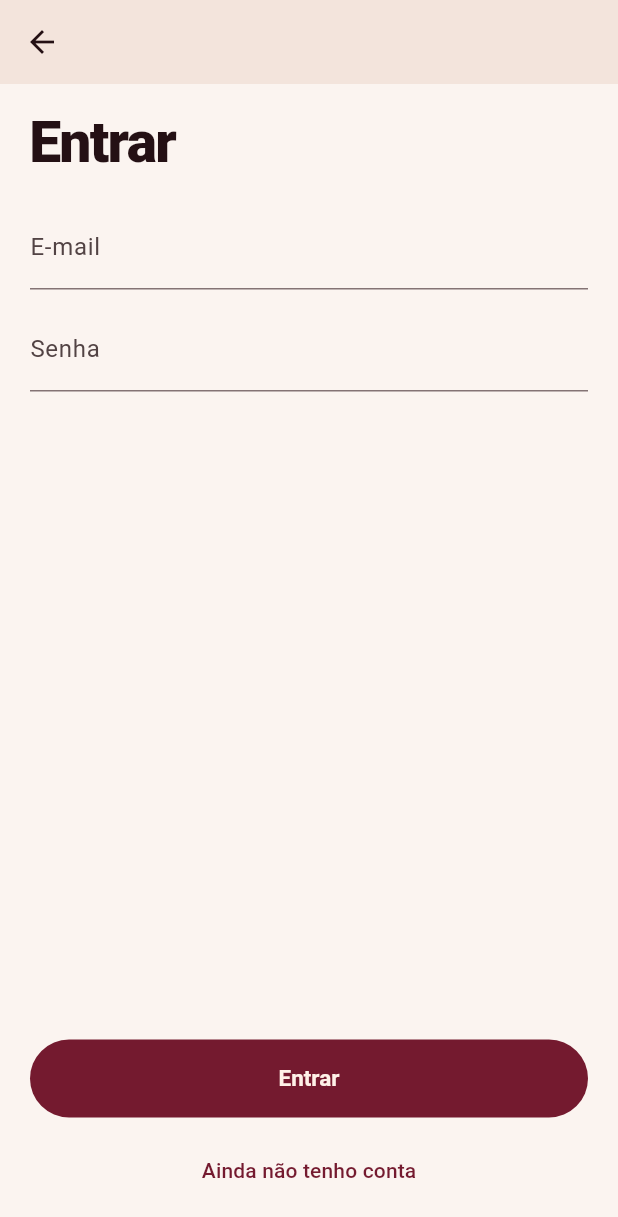
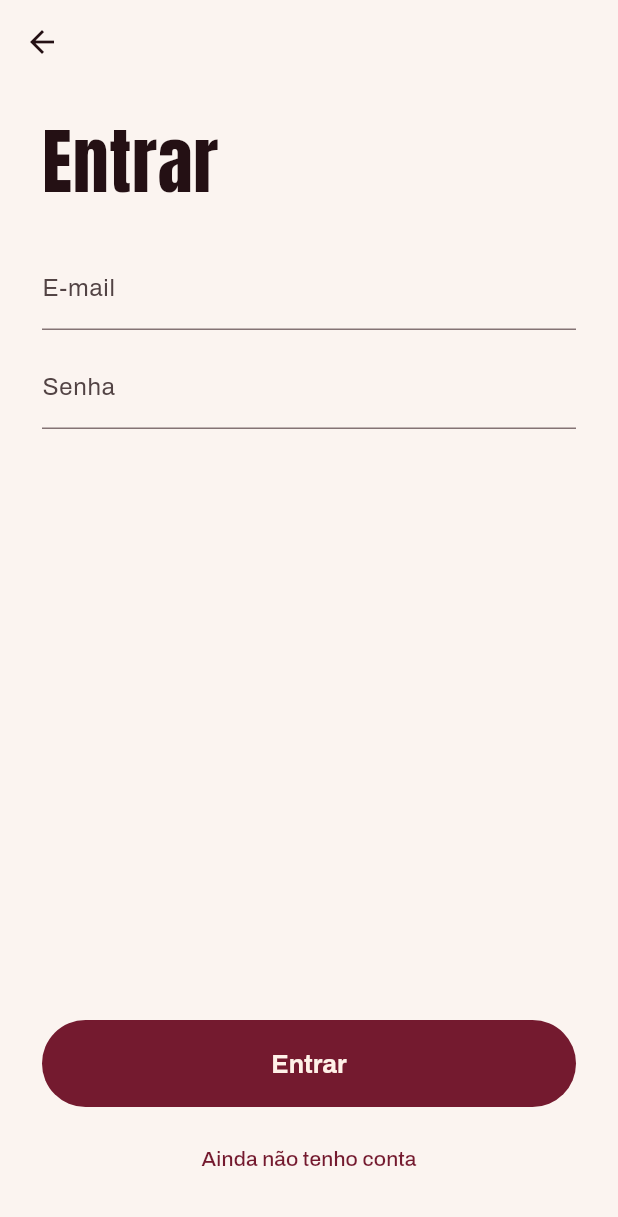
Before and after one commit to EduFGomes/clippo, a Flutter app: the screen it shows after launch, after a tap on "Já tenho conta", on a phone screen of 412 x 824 dp. Shown: the top 1217 px of the screen. Run offline on Flutter 3.47's test engine with Material 3 defaults, Android fonts, the light colour scheme and no system bars; our stand-ins replace cloud_firestore, cloud_functions, firebase_auth, firebase_core; accounts and stored records are empty; Roboto replaces fonts that are missing (BricolageGrotesque, InstrumentSans); project files that could hold a hidden picture were left out.

Commit message:
feat: tokens da direção C em clippo_tokens.dart
ClippoBrand, ClippoColors claro e escuro, ClippoText, ClippoSpace, ClippoRadius, ClippoSize, ClippoOpacity e ClippoMotion. Cores de gravação mantidas.

```diff
--- a/app/lib/core/theme/clippo_tokens.dart
+++ b/app/lib/core/theme/clippo_tokens.dart
@@ -1,13 +1,11 @@
-// Fonte única dos valores visuais. Para mudar um valor: altere aqui E a tabela de docs/design.md.
-// (Será reescrito para a direção C; ver docs/design.md.)
-
-// Clippo — tokens de design para Flutter.
+// Clippo — tokens de design (direção C).
 //
-// Itens marcados com "v2" vieram do protótipo v2 (no histórico do Git).
+// Fonte única dos valores visuais do app. As tabelas de docs/design.md explicam
+// cada token; os nomes aqui são os mesmos de lá. Para mudar ou criar um valor:
+// altere aqui E a tabela do design.md no mesmo PR.
 //
-// Fontes: declare no pubspec.yaml as famílias "BricolageGrotesque"
-// (700, 800) e "InstrumentSans" (400, 600), ou troque os TextStyle abaixo
-// por GoogleFonts.bricolageGrotesque(...) / GoogleFonts.instrumentSans(...).
+// Fontes: famílias "Anton" e "Archivo", embutidas em assets/fonts/ e
+// registradas no pubspec.yaml.
 
 import 'package:flutter/material.dart';
 
@@ -15,13 +13,24 @@ import 'package:flutter/material.dart';
 class ClippoBrand {
   ClippoBrand._();
 
+  /// Fundo da boas-vindas; botão primário e destaque no modo claro.
   static const Color wine = Color(0xFF741A2F);
+
+  /// Pressionado de tudo que é vinho.
   static const Color wineDeep = Color(0xFF5C1425);
+
+  /// Accent: \O/ e 2ª linha da boas-vindas; botão primário e destaque no modo escuro.
+  static const Color peach = Color(0xFFFFC6A8);
+
+  /// Texto sobre vinho.
   static const Color onWine = Color(0xFFFFF1E8);
-  static const Color peach = Color(0xFFFFC6A8);
+
+  /// Texto sobre pêssego.
   static const Color onPeach = Color(0xFF241014);
 
-  /// Gravação: ignora o tema. Preto puro (OLED).
+  // Gravação: ignora o tema. Ainda do design anterior, até a gravação ser redesenhada na C.
+
+  /// Preto puro (OLED): o pixel desliga. Nunca cinza escuro.
   static const Color captureBackground = Color(0xFF000000);
   static const Color captureOverlay = Color(0x99141013); // #141013 a 60 %
   static const Color captureChip = Color(0x1FFFF1E8); // onWine a 12 %
@@ -29,93 +38,146 @@ class ClippoBrand {
   static const Color captureTextMuted = Color(0xB3FFF1E8); // onWine a 70 %
   static const Color captureRecordRing = Color(0x59FFF1E8); // onWine a 35 %
   static const Color captureGhostBorder = Color(0x52FFF1E8); // onWine a 32 %
-
-  static const List<Color> thumbnailPlaceholder = [
-    Color(0xFF3A2A2F),
-    Color(0xFF2E2327),
-    Color(0xFF43302F),
-    Color(0xFF2A2226),
-  ];
-  static const Color thumbnailPlayScrim = Color(0x8C141013); // a 55 %
 }
 
-/// Cores que mudam com o tema. Use via `Theme.of(context).extension<ClippoColors>()!`
+/// Cores que mudam com o tema. Use via `Theme.of(context).extension<ClippoColors>()!`.
 @immutable
 class ClippoColors extends ThemeExtension<ClippoColors> {
   const ClippoColors({
     required this.background,
+    required this.backgroundGlow,
     required this.surface,
     required this.text,
     required this.textMuted,
-    required this.divider,
-    required this.accentForeground,
-    required this.accentSoft,
-    required this.cardOpenBorder,
-    required this.skeleton,
+    required this.textLabel,
+    required this.placeholder,
+    required this.accent,
+    required this.primary,
+    required this.primaryPressed,
+    required this.onPrimary,
+    required this.controlSoft,
+    required this.line,
+    required this.outline,
     required this.error,
   });
 
+  /// Fundo de tela (abaixo do brilho).
   final Color background;
+
+  /// Topo do degradê de fundo.
+  final Color backgroundGlow;
+
+  /// Campos de texto.
   final Color surface;
+
+  /// Texto principal e ícones.
   final Color text;
+
+  /// Subtítulos e descrições.
   final Color textMuted;
-  final Color divider;
-  final Color accentForeground;
-  final Color accentSoft;
-  final Color cardOpenBorder;
-  final Color skeleton;
+
+  /// Rótulo dentro do campo, ícone do olho.
+  final Color textLabel;
+
+  /// Texto de exemplo no campo.
+  final Color placeholder;
+
+  /// 2ª linha do título, links, borda de foco, medidor, passo em destaque, ✓.
+  final Color accent;
+
+  /// Fundo do botão primário.
+  final Color primary;
+
+  /// Botão primário pressionado.
+  final Color primaryPressed;
+
+  /// Texto sobre [primary] / [accent] preenchido.
+  final Color onPrimary;
+
+  /// Fundo do círculo de voltar.
+  final Color controlSoft;
+
+  /// Linha entre passos, traço vazio do medidor.
+  final Color line;
+
+  /// Contorno do círculo de passo.
+  final Color outline;
+
+  /// Erros de formulário (sempre com texto).
   final Color error;
+
+  static const ClippoColors dark = ClippoColors(
+    background: Color(0xFF160A0D),
+    backgroundGlow: Color(0xFF4A1220),
+    surface: Color(0xFF1E1719),
+    text: Color(0xFFFFF1E8),
+    textMuted: Color(0x9EFFF1E8), // 62 %
+    textLabel: Color(0x8CFFF1E8), // 55 %
+    placeholder: Color(0x52FFF1E8), // 32 %
+    accent: ClippoBrand.peach,
+    primary: ClippoBrand.peach,
+    primaryPressed: Color(0xD9FFC6A8), // peach a 85 %
+    onPrimary: ClippoBrand.onPeach,
+    controlSoft: Color(0x1AFFF1E8), // 10 %
+    line: Color(0x24FFF1E8), // 14 %
+    outline: Color(0x4DFFF1E8), // 30 %
+    error: Color(0xFFF2B8B5),
+  );
 
   static const ClippoColors light = ClippoColors(
     background: Color(0xFFFBF4F0),
-    surface: Color(0xFFF3E4DC),
+    backgroundGlow: Color(0xFFEED8D5),
+    surface: Color(0xFFFFFFFF),
     text: Color(0xFF241014),
-    // v2: 64 % em vez de 60 % — passa 4,5:1 também sobre surface.
-    textMuted: Color(0xA3241014),
-    divider: Color(0x1A241014), // 10 %
-    accentForeground: ClippoBrand.wine,
-    accentSoft: Color(0x21741A2F), // 13 %
-    cardOpenBorder: Color(0x47741A2F), // 28 %
-    skeleton: Color(0xFFEAD5C9),
+    textMuted: Color(0xA3241014), // 64 %
+    textLabel: Color(0x94241014), // 58 %
+    placeholder: Color(0x5C241014), // 36 %
+    accent: ClippoBrand.wine,
+    primary: ClippoBrand.wine,
+    primaryPressed: ClippoBrand.wineDeep,
+    onPrimary: ClippoBrand.onWine,
+    controlSoft: Color(0x12241014), // 7 %
+    line: Color(0x1F241014), // 12 %
+    outline: Color(0x40241014), // 25 %
     error: Color(0xFFB3261E),
   );
 
-  static const ClippoColors dark = ClippoColors(
-    background: Color(0xFF141013),
-    surface: Color(0xFF1E1719),
-    text: Color(0xFFF6ECE7),
-    textMuted: Color(0x9EF6ECE7), // 62 %
-    divider: Color(0x21F6ECE7), // 13 %
-    accentForeground: ClippoBrand.peach,
-    accentSoft: Color(0x6B741A2F), // 42 %
-    cardOpenBorder: Color(0x47741A2F),
-    skeleton: Color(0xFF2A2023),
-    error: Color(0xFFF2B8B5),
-  );
+  /// Atalho para `Theme.of(context).extension<ClippoColors>()!`.
+  static ClippoColors of(BuildContext context) => Theme.of(context).extension<ClippoColors>()!;
 
   @override
   ClippoColors copyWith({
     Color? background,
+    Color? backgroundGlow,
     Color? surface,
     Color? text,
     Color? textMuted,
-    Color? divider,
-    Color? accentForeground,
-    Color? accentSoft,
-    Color? cardOpenBorder,
-    Color? skeleton,
+    Color? textLabel,
+    Color? placeholder,
+    Color? accent,
+    Color? primary,
+    Color? primaryPressed,
+    Color? onPrimary,
+    Color? controlSoft,
+    Color? line,
+    Color? outline,
     Color? error,
   }) {
     return ClippoColors(
       background: background ?? this.background,
+      backgroundGlow: backgroundGlow ?? this.backgroundGlow,
       surface: surface ?? this.surface,
       text: text ?? this.text,
       textMuted: textMuted ?? this.textMuted,
-      divider: divider ?? this.divider,
-      accentForeground: accentForeground ?? this.accentForeground,
-      accentSoft: accentSoft ?? this.accentSoft,
-      cardOpenBorder: cardOpenBorder ?? this.cardOpenBorder,
-      skeleton: skeleton ?? this.skeleton,
+      textLabel: textLabel ?? this.textLabel,
+      placeholder: placeholder ?? this.placeholder,
+      accent: accent ?? this.accent,
+      primary: primary ?? this.primary,
+      primaryPressed: primaryPressed ?? this.primaryPressed,
+      onPrimary: onPrimary ?? this.onPrimary,
+      controlSoft: controlSoft ?? this.controlSoft,
+      line: line ?? this.line,
+      outline: outline ?? this.outline,
       error: error ?? this.error,
     );
   }
@@ -125,14 +187,19 @@ class ClippoColors extends ThemeExtension<ClippoColors> {
     if (other is! ClippoColors) return this;
     return ClippoColors(
       background: Color.lerp(background, other.background, t)!,
+      backgroundGlow: Color.lerp(backgroundGlow, other.backgroundGlow, t)!,
       surface: Color.lerp(surface, other.surface, t)!,
       text: Color.lerp(text, other.text, t)!,
       textMuted: Color.lerp(textMuted, other.textMuted, t)!,
-      divider: Color.lerp(divider, other.divider, t)!,
-      accentForeground: Color.lerp(accentForeground, other.accentForeground, t)!,
-      accentSoft: Color.lerp(accentSoft, other.accentSoft, t)!,
-      cardOpenBorder: Color.lerp(cardOpenBorder, other.cardOpenBorder, t)!,
-      skeleton: Color.lerp(skeleton, other.skeleton, t)!,
+      textLabel: Color.lerp(textLabel, other.textLabel, t)!,
+      placeholder: Color.lerp(placeholder, other.placeholder, t)!,
+      accent: Color.lerp(accent, other.accent, t)!,
+      primary: Color.lerp(primary, other.primary, t)!,
+      primaryPressed: Color.lerp(primaryPressed, other.primaryPressed, t)!,
+      onPrimary: Color.lerp(onPrimary, other.onPrimary, t)!,
+      controlSoft: Color.lerp(controlSoft, other.controlSoft, t)!,
+      line: Color.lerp(line, other.line, t)!,
+      outline: Color.lerp(outline, other.outline, t)!,
       error: Color.lerp(error, other.error, t)!,
     );
   }
@@ -143,35 +210,37 @@ class ClippoColors extends ThemeExtension<ClippoColors> {
 class ClippoText {
   ClippoText._();
 
-  static const String display = 'BricolageGrotesque';
-  static const String body = 'InstrumentSans';
+  static const String display = 'Anton';
+  static const String sans = 'Archivo';
 
-  static TextStyle _d(double size, FontWeight w, double height, double ls) =>
-      TextStyle(fontFamily: display, fontSize: size, fontWeight: w, height: height, letterSpacing: size * ls);
-  static TextStyle _b(double size, FontWeight w, double height, [double ls = 0]) =>
-      TextStyle(fontFamily: body, fontSize: size, fontWeight: w, height: height, letterSpacing: size * ls);
+  static TextStyle _d(double size, double height, double ls) => TextStyle(
+        fontFamily: display,
+        fontSize: size,
+        fontWeight: FontWeight.w400,
+        height: height,
+        letterSpacing: size * ls,
+      );
+  static TextStyle _s(double size, FontWeight w, double height) =>
+      TextStyle(fontFamily: sans, fontSize: size, fontWeight: w, height: height, letterSpacing: 0);
 
-  static final TextStyle impactNumber = _d(64, FontWeight.w800, 0.9, -0.03); // v2
-  static final TextStyle screenTitle = _d(38, FontWeight.w800, 1.02, -0.03);
-  static final TextStyle sessionTitle = _d(36, FontWeight.w800, 1.02, -0.03);
-  static final TextStyle statNumber = _d(34, FontWeight.w800, 1.0, 0);
-  static final TextStyle formTitle = _d(32, FontWeight.w800, 1.04, -0.03);
-  static final TextStyle profileName = _d(30, FontWeight.w800, 1.1, -0.02);
-  static final TextStyle cardTitleOpen = _d(25, FontWeight.w800, 1.1, -0.02);
-  static final TextStyle sectionTitle = _d(22, FontWeight.w800, 1.1, -0.02);
-  static final TextStyle cardTitle = _d(20, FontWeight.w700, 1.1, -0.02);
-  static final TextStyle toastTitle = _d(20, FontWeight.w800, 1.2, -0.01);
-  static final TextStyle fieldValue = _d(20, FontWeight.w700, 1.2, 0);
-  static final TextStyle itemTitle = _d(18, FontWeight.w700, 1.15, -0.01);
+  // Anton: só título de tela e marca.
+  static final TextStyle heroMark = _d(184, 0.82, 0.01); // \O/ da boas-vindas
+  static final TextStyle displayL = _d(48, 1.0, 0.01); // título de tela (MAIÚSCULAS, 2 linhas)
+  static final TextStyle displayM = _d(40, 1.02, 0.01); // frase da boas-vindas
+  static final TextStyle wordmark = _d(20, 1.0, 0.14); // "CLIPPO" no topo da boas-vindas
 
-  static final TextStyle button = _b(15, FontWeight.w600, 1.2);
-  static final TextStyle buttonSmall = _b(13.5, FontWeight.w600, 1.2);
-  static final TextStyle bodyText = _b(14, FontWeight.w400, 1.4);
-  static final TextStyle bodyStrong = _b(14, FontWeight.w600, 1.4);
-  static final TextStyle caption = _b(13, FontWeight.w400, 1.4);
-  static final TextStyle meta = _b(12.5, FontWeight.w600, 1.3);
-  static final TextStyle overline = _b(11.5, FontWeight.w600, 1.3, 0.04); // use .toUpperCase() no texto
-  static final TextStyle navLabel = _b(10.5, FontWeight.w600, 1.2);
+  // Archivo: todo o resto.
+  static final TextStyle titleS = _s(19, FontWeight.w700, 1.2); // título de passo/item
+  static final TextStyle input = _s(18, FontWeight.w500, 1.25); // valor digitado
+  static final TextStyle button = _s(17, FontWeight.w700, 1.2); // botão primário
+  static final TextStyle bodyL = _s(16, FontWeight.w400, 1.4); // subtítulo do título
+  static final TextStyle link = _s(16, FontWeight.w600, 1.2); // botão de texto e link
+  static final TextStyle linkStrong = _s(16, FontWeight.w700, 1.2); // ação da ClippoLinkLine
+  static final TextStyle linkS = _s(15, FontWeight.w600, 1.2); // link ao lado de um erro ("Esqueci a senha")
+  static final TextStyle stepNumber = _s(15, FontWeight.w600, 1.0); // número no círculo de passo
+  static final TextStyle body = _s(15, FontWeight.w400, 1.45); // descrições
+  static final TextStyle errorInline = _s(14, FontWeight.w600, 1.3); // erro na linha do "Esqueci a senha"
+  static final TextStyle label = _s(13, FontWeight.w600, 1.3); // rótulo do campo, legenda, erro
 
   /// Contadores, tempos e placares: algarismos de largura fixa.
   static const List<FontFeature> tabular = [FontFeature.tabularFigures()];
@@ -179,55 +248,84 @@ class ClippoText {
 
 class ClippoSpace {
   ClippoSpace._();
-  static const double screenGutter = 20;
-  static const double screenTop = 14;
-  static const double cardGap = 12;
-  static const double rowGap = 11;
-  static const double sectionGap = 22;
-  static const double listBottomInsetWithNav = 130;
-  static const double minTouchTarget = 48;
-  static const EdgeInsets impactHeaderPadding = EdgeInsets.fromLTRB(22, 16, 22, 26);
+
+  static const double spaceXs = 4; // entre traços do medidor
+  static const double spaceS = 6; // primário → botão de texto; título → descrição do passo; recuo do medidor
+  static const double spaceM = 10; // entre campos; campo → medidor; campos → linha de erro
+  static const double spaceL = 18; // círculo do passo → texto; respiro lateral do campo
+  static const double gutter = 28; // margem lateral das telas
+  static const double section = 32; // voltar → título; subtítulo → 1º campo
+  static const double sectionL = 48; // topo → voltar; título → lista de passos
+  static const double screenBottom = 34; // último botão → base (+ área segura)
+
+  static const double titleToSubtitle = 12; // título → subtítulo
+  static const double labelToValue = 3; // rótulo do campo → valor
+  static const double fieldPaddingV = 12; // respiro vertical do campo
+  static const double fieldPaddingEndWithAction = 8; // respiro à direita do campo com botão
+  static const double stepGap = 36; // entre passos da ClippoStepList
+
+  // Boas-vindas.
+  static const double welcomeTop = 60; // topo → "CLIPPO"
+  static const double welcomeHeroToPhrase = 26; // \O/ → frase
+  static const double welcomePhraseToActions = 56; // frase → botões
 }
 
 class ClippoRadius {
   ClippoRadius._();
-  static const double none = 0; // blocos de impacto e miniaturas
-  static const double medium = 22; // linha de highlight, cards de campo
-  static const double large = 30; // card de sessão em destaque
-  static const double full = 999; // pílulas e círculos
+  static const double radiusField = 18; // campos
+  static const double radiusPill = 999; // botões, círculos, traços do medidor
 }
 
 class ClippoSize {
   ClippoSize._();
-  static const double navBarHeight = 66;
-  static const double navBarInsetX = 24;
-  static const double navBarInsetBottom = 22;
-  static const double navItemWidth = 82;
-  static const double recordButton = 88;
-  static const double captureTopButton = 42;
-  static const double standbyDot = 11;
-  static const double iconStroke = 1.6;
-  static const double thumbnailRowWidth = 108; // linha compacta
-  static const double thumbnailRowHeight = 68;
-  static const double thumbnailStripWidth = 136; // v2: tira de lances 16:9
-  static const double thumbnailStripHeight = 77;
-  static const double feedAspectRatio = 16 / 9; // v2: feed da Sessão e capa da Início
+  static const double buttonHeight = 58; // botão primário
+  static const double textButtonHeight = 48; // botão de texto
+  static const double control = 44; // desenho do círculo de voltar e do botão do olho
+  static const double minTouchTarget = 48; // área de toque mínima de qualquer controle
+  static const double step = 36; // círculo de passo
+  static const double check = 26; // círculo do ✓
+  static const double meter = 4; // espessura do traço do medidor
+  static const double glowHeight = 460; // altura do degradê do topo
+
+  static const double backIcon = 22; // chevron do voltar
+  static const double fieldIcon = 20; // olho dentro do campo
+  static const double iconStroke = 1.8; // traço dos ícones de controle
+  static const double checkStroke = 3; // traço do ✓
+  static const double border = 1.5; // borda de foco/erro, contorno e linha dos passos
+}
+
+/// Opacidades de estado.
+class ClippoOpacity {
+  ClippoOpacity._();
+  static const double disabled = 0.45; // controle desabilitado
+  static const double textButton = 0.85; // botão de texto
 }
 
 class ClippoMotion {
   ClippoMotion._();
+
+  /// Curva padrão: sai rápido e assenta devagar.
   static const Curve standard = Cubic(0.2, 0.8, 0.2, 1);
-  static const Curve pop = Cubic(0.34, 1.56, 0.64, 1); // v2: "\ o /" entrando
-  static const Duration fast = Duration(milliseconds: 250);
-  static const Duration base = Duration(milliseconds: 300);
-  static const Duration slow = Duration(milliseconds: 380);
-  static const Duration standbyPulse = Duration(milliseconds: 2600); // escala 1→1,9, opacidade .45→1
-  static const Duration savedBanner = Duration(milliseconds: 2600); // entra 0–12 %, sai a partir de 82 %
-  static const Duration stopControls = Duration(milliseconds: 3200);
+
+  /// Camada vinho some ao entrar vindo da boas-vindas.
+  static const Duration enterFromWelcome = Duration(milliseconds: 700);
+
+  /// Borda de foco do campo, traço do medidor.
+  static const Duration focus = Duration(milliseconds: 160);
+
+  /// Botão desabilitado → habilitado.
+  static const Duration enable = Duration(milliseconds: 200);
+
+  // Gravação (comportamento descrito em docs/produto.md › 4.5).
+  static const Duration standbyPulse = Duration(milliseconds: 2600); // ciclo do ponto pulsante
+  static const Duration savedBanner = Duration(milliseconds: 2600); // aviso "Highlight salvo"
+  static const Duration stopControls = Duration(milliseconds: 3200); // controles após um toque
+
+  /// Sem animação quando o sistema pede "reduzir movimento".
+  static bool reduced(BuildContext context) => MediaQuery.of(context).disableAnimations;
 }
 
-/// ThemeData base. Exemplo:
-///   MaterialApp(theme: clippoTheme(Brightness.light), darkTheme: clippoTheme(Brightness.dark))
+/// ThemeData do app: `MaterialApp(theme: clippoTheme(Brightness.light), darkTheme: clippoTheme(Brightness.dark))`.
 ThemeData clippoTheme(Brightness b) {
   final c = b == Brightness.dark ? ClippoColors.dark : ClippoColors.light;
   return ThemeData(
@@ -237,16 +335,17 @@ ThemeData clippoTheme(Brightness b) {
     colorScheme: ColorScheme.fromSeed(
       seedColor: ClippoBrand.wine,
       brightness: b,
-      primary: ClippoBrand.wine,
-      onPrimary: ClippoBrand.onWine,
+      primary: c.primary,
+      onPrimary: c.onPrimary,
       secondary: ClippoBrand.peach,
       onSecondary: ClippoBrand.onPeach,
-      surface: c.surface,
+      surface: c.background,
       onSurface: c.text,
       error: c.error,
     ),
-    fontFamily: ClippoText.body,
-    splashFactory: NoSplash.splashFactory, // plano: sem ripple; pressionado = wineDeep
+    fontFamily: ClippoText.sans,
+    textSelectionTheme: TextSelectionThemeData(cursorColor: c.accent, selectionHandleColor: c.accent),
+    splashFactory: NoSplash.splashFactory, // plano: sem ripple; pressionado muda a cor
     extensions: [c],
   );
 }
--- a/app/lib/features/onboarding/screens/how_it_works_screen.dart
+++ b/app/lib/features/onboarding/screens/how_it_works_screen.dart
@@ -28,10 +28,10 @@ class HowItWorksScreen extends StatelessWidget {
         crossAxisAlignment: CrossAxisAlignment.start,
         children: [
           for (final (index, step) in _steps.indexed) ...[
-            Text('${index + 1}. ${step.$1}', style: ClippoText.itemTitle.copyWith(color: colors.text)),
+            Text('${index + 1}. ${step.$1}', style: ClippoText.titleS.copyWith(color: colors.text)),
             const SizedBox(height: 4),
-            Text(step.$2, style: ClippoText.bodyText.copyWith(color: colors.textMuted)),
-            const SizedBox(height: ClippoSpace.sectionGap),
+            Text(step.$2, style: ClippoText.body.copyWith(color: colors.textMuted)),
+            const SizedBox(height: ClippoSpace.section),
           ],
         ],
       ),
--- a/app/lib/features/onboarding/screens/sign_in_screen.dart
+++ b/app/lib/features/onboarding/screens/sign_in_screen.dart
@@ -65,7 +65,7 @@ class _SignInScreenState extends State<SignInScreen> {
             autofillHints: const [AutofillHints.email],
             decoration: const InputDecoration(labelText: 'E-mail'),
           ),
-          const SizedBox(height: ClippoSpace.cardGap),
+          const SizedBox(height: ClippoSpace.spaceM),
           TextField(
             controller: _password,
             obscureText: true,
@@ -74,8 +74,8 @@ class _SignInScreenState extends State<SignInScreen> {
             onSubmitted: (_) => _submit(),
           ),
           if (_error != null) ...[
-            const SizedBox(height: ClippoSpace.cardGap),
-            Text(_error!, style: ClippoText.caption.copyWith(color: colors.error)),
+            const SizedBox(height: ClippoSpace.spaceM),
+            Text(_error!, style: ClippoText.label.copyWith(color: colors.error)),
           ],
         ],
       ),
--- a/app/lib/features/onboarding/screens/welcome_screen.dart
+++ b/app/lib/features/onboarding/screens/welcome_screen.dart
@@ -30,7 +30,7 @@ class WelcomeScreen extends StatelessWidget {
         child: Center(
           child: Text(
             r'\ o /',
-            style: ClippoText.impactNumber.copyWith(color: colors.accentForeground),
+            style: ClippoText.heroMark.copyWith(color: colors.accent),
           ),
         ),
       ),
--- a/app/lib/features/onboarding/widgets/onboarding_scaffold.dart
+++ b/app/lib/features/onboarding/widgets/onboarding_scaffold.dart
@@ -35,20 +35,20 @@ class OnboardingScaffold extends StatelessWidget {
       appBar: Navigator.of(context).canPop() ? AppBar() : null,
       body: SafeArea(
         child: Padding(
-          padding: const EdgeInsets.all(ClippoSpace.screenGutter),
+          padding: const EdgeInsets.all(ClippoSpace.gutter),
           child: Column(
             crossAxisAlignment: CrossAxisAlignment.stretch,
             children: [
-              Text(title, style: ClippoText.screenTitle.copyWith(color: colors.text)),
+              Text(title, style: ClippoText.displayL.copyWith(color: colors.text)),
               if (subtitle != null) ...[
-                const SizedBox(height: ClippoSpace.rowGap),
-                Text(subtitle!, style: ClippoText.bodyText.copyWith(color: colors.textMuted)),
+                const SizedBox(height: ClippoSpace.spaceM),
+                Text(subtitle!, style: ClippoText.body.copyWith(color: colors.textMuted)),
               ],
-              const SizedBox(height: ClippoSpace.sectionGap),
+              const SizedBox(height: ClippoSpace.section),
               Expanded(child: SingleChildScrollView(child: child)),
-              const SizedBox(height: ClippoSpace.cardGap),
+              const SizedBox(height: ClippoSpace.spaceM),
               SizedBox(
-                height: ClippoSpace.minTouchTarget + 4,
+                height: ClippoSize.buttonHeight,
                 child: FilledButton(
                   onPressed: loading ? null : onPrimary,
                   style: FilledButton.styleFrom(
@@ -61,7 +61,7 @@ class OnboardingScaffold extends StatelessWidget {
                 ),
               ),
               if (secondary != null) ...[
-                const SizedBox(height: ClippoSpace.rowGap),
+                const SizedBox(height: ClippoSpace.spaceM),
                 Center(child: secondary!),
               ],
             ],
```
Also changed, not shown: app/lib/core/widgets/placeholder_screen.dart (+4 -4 lines), app/lib/features/onboarding/screens/complete_profile_screen.dart (+5 -5 lines), app/lib/features/onboarding/screens/sign_up_screen.dart (+4 -4 lines), 2 other files.
